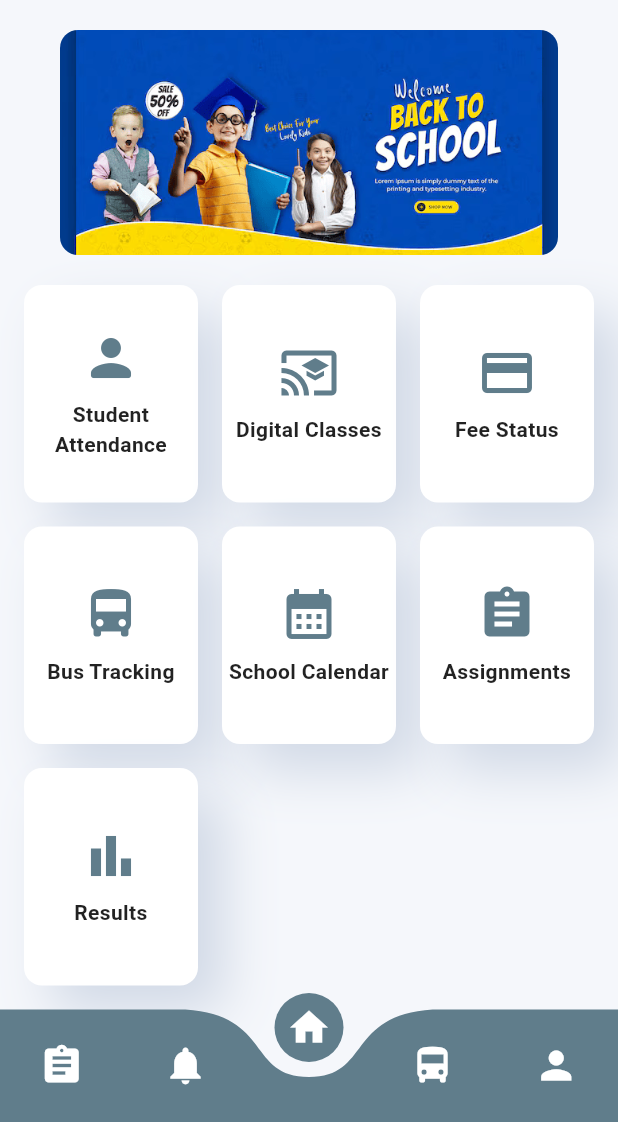
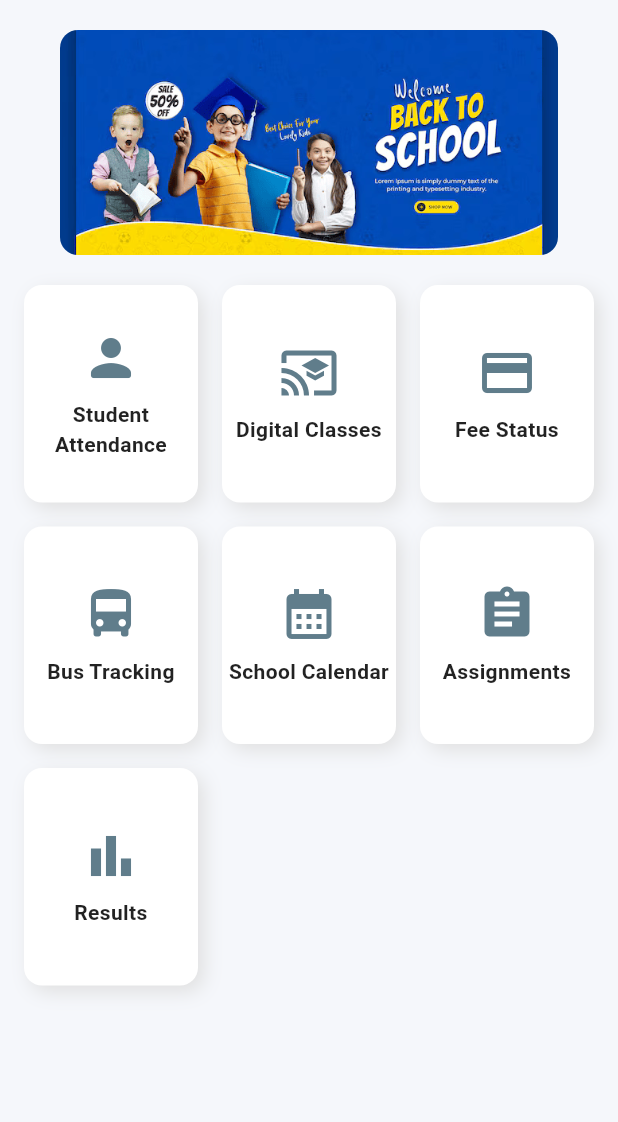
Before and after one commit to dasawarvishalkumar/app, a Flutter app: the DashboardScreen screen opened directly, on a phone screen of 412 x 824 dp, the part 114-1236 px from its top. Run offline on Flutter 3.47's test engine with Material 3 defaults, Android fonts, the light colour scheme and no system bars; drawn by our look-alikes of carousel_slider, curved_navigation_bar; our stand-ins replace percent_indicator; Roboto replaces fonts that are missing (Arial).

Commit message:
second message

```diff
--- a/lib/dashboard_screen.dart
+++ b/lib/dashboard_screen.dart
@@ -1,48 +1,36 @@
 import 'package:flutter/material.dart';
 import 'package:carousel_slider/carousel_slider.dart';
-import 'package:curved_navigation_bar/curved_navigation_bar.dart';
-import 'attendence_page.dart';
-import 'digitalclasses.dart';
-import 'studentdetails_page.dart';
 
-class DashboardScreen extends StatefulWidget {
-  const DashboardScreen({super.key});
+void main() {
+  runApp(const MyApp());
+}
 
-  @override
-  _DashboardScreenState createState() => _DashboardScreenState();
-}
-class PlaceholderScreen extends StatelessWidget {
-  final String title;
-
-  const PlaceholderScreen({super.key, required this.title});
+class MyApp extends StatelessWidget {
+  const MyApp({super.key});
 
   @override
   Widget build(BuildContext context) {
-    return Scaffold(
-      appBar: AppBar(title: Text(title)),
-      body: Center(child: Text(title, style: TextStyle(fontSize: 24))),
+    return MaterialApp(
+      title: 'Dashboard Screen',
+      theme: ThemeData(
+        primarySwatch: Colors.blue,
+      ),
+      home: const DashboardScreen(),
     );
   }
 }
 
-
-class _DashboardScreenState extends State<DashboardScreen> {
-  int _selectedIndex = 2;
-
-  final List<Widget> screens = [
-    const PlaceholderScreen(title: 'Assignments'),
-    const PlaceholderScreen(title: 'Notifications'),
-    const DashboardScreen(),
-    const PlaceholderScreen(title: 'Directions'),
-    const StudentProfilePage(),
-  ];
+class DashboardScreen extends StatelessWidget {
+  const DashboardScreen({super.key});
 
   @override
   Widget build(BuildContext context) {
+    // Image constants
     const String schoolImage = 'assets/images/school.png';
     const String school1Image = 'assets/images/school1.png';
     const String sportsImage = 'assets/images/sports.png';
 
+    // Carousel image list
     final List<String> carouselImages = [schoolImage, school1Image, sportsImage];
 
     return Scaffold(
@@ -53,6 +41,7 @@ class _DashboardScreenState extends State<DashboardScreen> {
           child: Column(
             crossAxisAlignment: CrossAxisAlignment.start,
             children: [
+              // User Info and Avatar
               Row(
                 mainAxisAlignment: MainAxisAlignment.spaceBetween,
                 children: [
@@ -81,6 +70,7 @@ class _DashboardScreenState extends State<DashboardScreen> {
                 ],
               ),
               const SizedBox(height: 20),
+              // Carousel Slider
               CarouselSlider(
                 options: CarouselOptions(
                   height: 150.0,
@@ -110,6 +100,7 @@ class _DashboardScreenState extends State<DashboardScreen> {
                 }).toList(),
               ),
               const SizedBox(height: 20),
+              // Dashboard Items
               Expanded(
                 child: GridView.count(
                   crossAxisCount: 3,
@@ -117,13 +108,104 @@ class _DashboardScreenState extends State<DashboardScreen> {
                   mainAxisSpacing: 16,
                   childAspectRatio: 0.8,
                   children: [
-                    _DashboardCard(title: 'Student Attendance', icon: Icons.person_rounded, onTap: () => _navigateTo(context, const AttendanceDashboard())),
-                    _DashboardCard(title: 'Digital Classes', icon: Icons.cast_for_education, onTap: () => _navigateTo(context, const EducationPage())),
-                    _DashboardCard(title: 'Fee Status', icon: Icons.payment, onTap: () => _navigateTo(context, const PlaceholderScreen(title: 'Fee Status'))),
-                    _DashboardCard(title: 'Bus Tracking', icon: Icons.directions_bus, onTap: () => _navigateTo(context, const PlaceholderScreen(title: 'Bus Tracking'))),
-                    _DashboardCard(title: 'School Calendar', icon: Icons.calendar_month, onTap: () => _navigateTo(context, const PlaceholderScreen(title: 'School Calendar'))),
-                    _DashboardCard(title: 'Assignments', icon: Icons.assignment, onTap: () => _navigateTo(context, const PlaceholderScreen(title: 'Assignments'))),
-                    _DashboardCard(title: 'Results', icon: Icons.bar_chart, onTap: () => _navigateTo(context, const PlaceholderScreen(title: 'Results'))),
+                    _DashboardCard(
+                      title: 'Student Attendance',
+                      icon: Icons.person_rounded,
+                      onTap: () {
+                        Navigator.push(
+                          context,
+                          MaterialPageRoute(
+                            builder: (context) => const PlaceholderScreen(
+                              title: 'Student Attendance',
+                            ),
+                          ),
+                        );
+                      },
+                    ),
+                    _DashboardCard(
+                      title: 'Digital Classes',
+                      icon: Icons.cast_for_education,
+                      onTap: () {
+                        Navigator.push(
+                          context,
+                          MaterialPageRoute(
+                            builder: (context) => const PlaceholderScreen(
+                              title: 'Digital Classes',
+                            ),
+                          ),
+                        );
+                      },
+                    ),
+                    _DashboardCard(
+                      title: 'Fee Status',
+                      icon: Icons.payment,
+                      onTap: () {
+                        Navigator.push(
+                          context,
+                          MaterialPageRoute(
+                            builder: (context) => const PlaceholderScreen(
+                              title: 'Fee Status',
+                            ),
+                          ),
+                        );
+                      },
+                    ),
+                    _DashboardCard(
+                      title: 'Bus Tracking',
+                      icon: Icons.directions_bus,
+                      onTap: () {
+                        Navigator.push(
+                          context,
+                          MaterialPageRoute(
+                            builder: (context) => const PlaceholderScreen(
+                              title: 'Bus Tracking',
+                            ),
+                          ),
+                        );
+                      },
+                    ),
+                    _DashboardCard(
+                      title: 'School Calendar',
+                      icon: Icons.calendar_month,
+                      onTap: () {
+                        Navigator.push(
+                          context,
+                          MaterialPageRoute(
+                            builder: (context) => const PlaceholderScreen(
+                              title: 'School Calendar',
+                            ),
+                          ),
+                        );
+                      },
+                    ),
+                    _DashboardCard(
+                      title: 'Assignments',
+                      icon: Icons.assignment,
+                      onTap: () {
+                        Navigator.push(
+                          context,
+                          MaterialPageRoute(
+                            builder: (context) => const PlaceholderScreen(
+                              title: 'Assignments',
+                            ),
+                          ),
+                        );
+                      },
+                    ),
+                    _DashboardCard(
+                      title: 'Results',
+                      icon: Icons.bar_chart,
+                      onTap: () {
+                        Navigator.push(
+                          context,
+                          MaterialPageRoute(
+                            builder: (context) => const PlaceholderScreen(
+                              title: 'Results',
+                            ),
+                          ),
+                        );
+                      },
+                    ),
                   ],
                 ),
               ),
@@ -131,29 +213,8 @@ class _DashboardScreenState extends State<DashboardScreen> {
           ),
         ),
       ),
-      bottomNavigationBar: CurvedNavigationBar(
-        backgroundColor: Colors.transparent,
-        color: Colors.blueGrey,
-        items: const [
-          Icon(Icons.assignment, size: 30, color: Colors.white),
-          Icon(Icons.notifications, size: 30, color: Colors.white),
-          Icon(Icons.home, size: 30, color: Colors.white),
-          Icon(Icons.directions_bus, size: 30, color: Colors.white),
-          Icon(Icons.person, size: 30, color: Colors.white),
-        ],
-        index: _selectedIndex,
-        onTap: (index) {
-          setState(() {
-            _selectedIndex = index;
-          });
-        },
-      ),
     );
   }
-}
-
-void _navigateTo(BuildContext context, Widget page) {
-  Navigator.push(context, MaterialPageRoute(builder: (context) => page));
 }
 
 class _DashboardCard extends StatelessWidget {
@@ -161,7 +222,11 @@ class _DashboardCard extends StatelessWidget {
   final IconData icon;
   final VoidCallback onTap;
 
-  const _DashboardCard({required this.title, required this.icon, required this.onTap});
+  const _DashboardCard({
+    required this.title,
+    required this.icon,
+    required this.onTap,
+  });
 
   @override
   Widget build(BuildContext context) {
@@ -173,9 +238,9 @@ class _DashboardCard extends StatelessWidget {
           borderRadius: BorderRadius.circular(12),
           boxShadow: [
             BoxShadow(
-              color: const Color(0xFFD1D9E6).withOpacity(1.0),
-              blurRadius: 30,
-              offset: const Offset(18, 18),
+              color: Colors.grey.shade300,
+              blurRadius: 10,
+              offset: const Offset(4, 4),
             ),
           ],
         ),
@@ -187,7 +252,11 @@ class _DashboardCard extends StatelessWidget {
             Text(
               title,
               textAlign: TextAlign.center,
-              style: const TextStyle(fontSize: 14, color: Colors.black87, fontWeight: FontWeight.bold),
+              style: const TextStyle(
+                fontSize: 14,
+                color: Colors.black87,
+                fontWeight: FontWeight.bold,
+              ),
             ),
           ],
         ),
@@ -195,3 +264,17 @@ class _DashboardCard extends StatelessWidget {
     );
   }
 }
+
+class PlaceholderScreen extends StatelessWidget {
+  final String title;
+
+  const PlaceholderScreen({required this.title, super.key});
+
+  @override
+  Widget build(BuildContext context) {
+    return Scaffold(
+      appBar: AppBar(title: Text(title)),
+      body: Center(child: Text('$title Screen')),
+    );
+  }
+}
```
Also changed, not shown: 4 other files.
